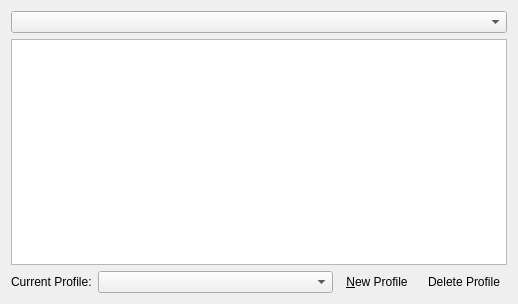
The window that files/ui/datafilespage.ui (OpenMW/openmw) describes before a commit, drawn with Qt 5.
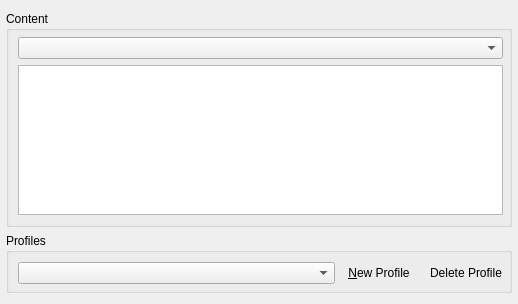
The same window after the commit. Icons and pictures are not drawn. Custom widgets are drawn as their Qt base class.

```diff
--- a/files/ui/datafilespage.ui
+++ b/files/ui/datafilespage.ui
@@ -14,6 +14,27 @@
    <enum>Qt::DefaultContextMenu</enum>
   </property>
   <layout class="QVBoxLayout" name="verticalLayout_2">
+   <property name="leftMargin">
+    <number>6</number>
+   </property>
+   <property name="rightMargin">
+    <number>6</number>
+   </property>
+   <item>
+    <widget class="QGroupBox" name="contentGroupBox">
+     <property name="title">
+      <string>Content</string>
+     </property>
+     <layout class="QVBoxLayout" name="verticalLayout_3">
+      <property name="leftMargin">
+       <number>9</number>
+      </property>
+      <property name="topMargin">
+       <number>6</number>
+      </property>
+      <property name="rightMargin">
+       <number>6</number>
+      </property>
    <item>
     <layout class="QHBoxLayout" name="filterLayout">
      <item>
@@ -69,15 +90,42 @@
      </item>
     </layout>
    </item>
-   <item>
-    <layout class="QHBoxLayout" name="horizontalLayout">
-     <item>
-      <widget class="QLabel" name="profileLabel">
-       <property name="text">
-        <string>Current Profile:</string>
-       </property>
-      </widget>
-     </item>
+     </layout>
+     <zorder>pluginView</zorder>
+     <zorder>masterView</zorder>
+     <zorder>pluginView</zorder>
+     <zorder>masterView</zorder>
+     <zorder></zorder>
+     <zorder></zorder>
+    </widget>
+   </item>
+   <item>
+    <widget class="QGroupBox" name="profileGroupBox">
+     <property name="focusPolicy">
+      <enum>Qt::NoFocus</enum>
+     </property>
+     <property name="title">
+      <string>Profiles</string>
+     </property>
+     <property name="flat">
+      <bool>false</bool>
+     </property>
+     <layout class="QHBoxLayout" name="horizontalLayout_2">
+      <property name="spacing">
+       <number>6</number>
+      </property>
+      <property name="leftMargin">
+       <number>9</number>
+      </property>
+      <property name="topMargin">
+       <number>9</number>
+      </property>
+      <property name="rightMargin">
+       <number>0</number>
+      </property>
+      <property name="bottomMargin">
+       <number>6</number>
+      </property>
      <item>
       <widget class="EsxView::ProfilesComboBox" name="profilesComboBox">
        <property name="enabled">
@@ -121,6 +169,7 @@
       </widget>
      </item>
     </layout>
+    </widget>
    </item>
   </layout>
   <action name="newProfileAction">
```
Lines whose indentation alone changed are shown as unchanged.
